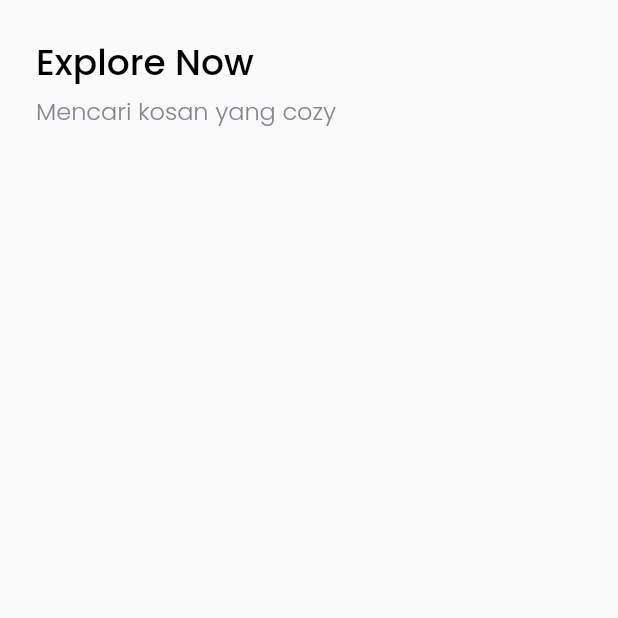
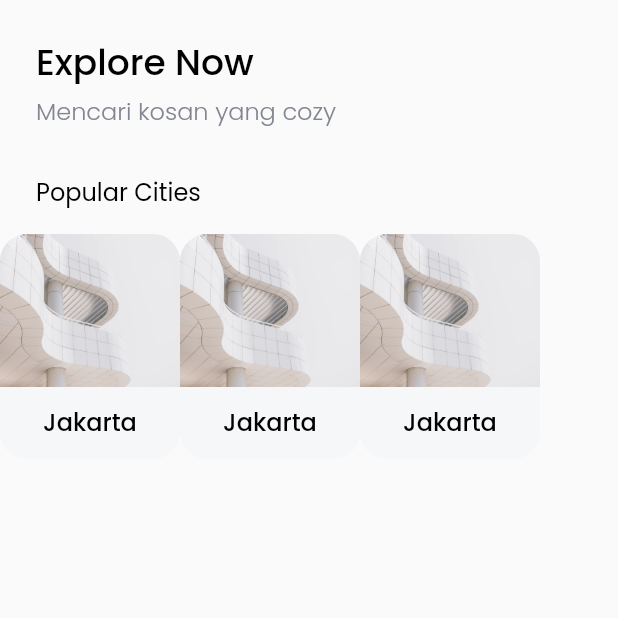
Before and after one commit to HarunNurahman/cozy-home, a Flutter app: the HomeScreen screen opened directly, on a phone screen of 412 x 824 dp, the top half of it. Run offline on Flutter 3.47's test engine with Material 2 defaults, Android fonts, the phone set to English and light mode, and no system bars; our stand-ins replace device_preview, google_fonts.

Commit message:
Layouting Home Screen

```diff
--- a/lib/pages/home_screen.dart
+++ b/lib/pages/home_screen.dart
@@ -1,5 +1,6 @@
 import 'package:flutter/material.dart';
 import 'package:kosan_apps/themes.dart';
+import 'package:kosan_apps/widgets/city_card.dart';
 
 class HomeScreen extends StatelessWidget {
   const HomeScreen({Key? key}) : super(key: key);
@@ -28,6 +29,25 @@ class HomeScreen extends StatelessWidget {
                 ),
               ),
               const SizedBox(height: 30),
+              Padding(
+                padding: EdgeInsets.only(left: edge),
+                child: Text(
+                  'Popular Cities',
+                  style: regularTextStyle.copyWith(fontSize: 16),
+                ),
+              ),
+              const SizedBox(height: 16),
+              Container(
+                height: 150,
+                child: ListView(
+                  scrollDirection: Axis.horizontal,
+                  children: [
+                    CityCard(),
+                    CityCard(),
+                    CityCard(),
+                  ],
+                ),
+              )
             ],
           ),
         ),
--- a/lib/themes.dart
+++ b/lib/themes.dart
@@ -28,3 +28,8 @@ TextStyle purpleTextStyle = GoogleFonts.poppins(
   color: purpleColor,
   fontWeight: FontWeight.w500,
 );
+
+TextStyle regularTextStyle = GoogleFonts.poppins(
+  color: blackColor,
+  fontWeight: FontWeight.w400,
+);
--- /dev/null
+++ b/lib/widgets/city_card.dart
@@ -0,0 +1,33 @@
+import 'package:flutter/material.dart';
+import 'package:kosan_apps/themes.dart';
+
+class CityCard extends StatelessWidget {
+  const CityCard({Key? key}) : super(key: key);
+
+  @override
+  Widget build(BuildContext context) {
+    return ClipRRect(
+      borderRadius: BorderRadius.circular(18),
+      child: Container(
+        height: 150,
+        width: 120,
+        color: Color(0xFFF6F7F8),
+        child: Column(
+          children: [
+            Image.asset(
+              'assets/images/img_city_1.png',
+              width: 120,
+              height: 102,
+              fit: BoxFit.cover,
+            ),
+            const SizedBox(height: 11),
+            Text(
+              'Jakarta',
+              style: blackTextStyle.copyWith(fontSize: 16),
+            )
+          ],
+        ),
+      ),
+    );
+  }
+}
```
